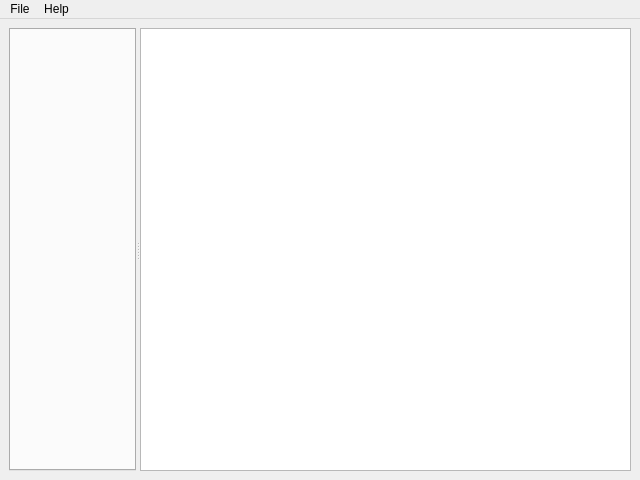
First picture: the form in apps/robot-map-gui/gui/CMainWindow.ui, repository MRPT/mrpt, before the edit.
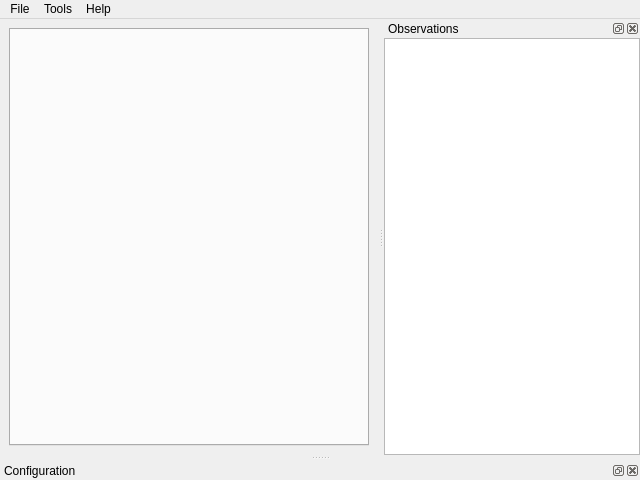
Second picture: the form after the edit. Custom widgets are drawn as their Qt base class.

Commit message: robot-map-gui: added dockWidget for configWidget and observationsWidget

The edit to the form file:
```diff
--- a/apps/robot-map-gui/gui/CMainWindow.ui
+++ b/apps/robot-map-gui/gui/CMainWindow.ui
@@ -14,15 +14,9 @@
    <string>Main Window</string>
   </property>
   <widget class="QWidget" name="centralwidget">
-   <layout class="QVBoxLayout" name="verticalLayout">
+   <layout class="QHBoxLayout" name="horizontalLayout_2">
     <item>
-     <widget class="QSplitter" name="splitter">
-      <property name="orientation">
-       <enum>Qt::Horizontal</enum>
-      </property>
-      <widget class="QTabWidget" name="m_tabWidget"/>
-      <widget class="QTreeView" name="m_treeView"/>
-     </widget>
+     <widget class="QTabWidget" name="m_tabWidget"/>
     </item>
    </layout>
   </widget>
@@ -45,11 +39,82 @@
     <property name="title">
      <string>Help</string>
     </property>
-    <addaction name="aboutAction"/>
+    <addaction name="m_aboutAction"/>
+   </widget>
+   <widget class="QMenu" name="menuTools">
+    <property name="title">
+     <string>Tools</string>
+    </property>
+    <addaction name="m_actionShowObs"/>
+    <addaction name="m_actionShowConfig"/>
    </widget>
    <addaction name="menuFile"/>
+   <addaction name="menuTools"/>
    <addaction name="menuHelp"/>
   </widget>
+  <widget class="QDockWidget" name="m_dockWidgetObs">
+   <property name="windowTitle">
+    <string>Observations</string>
+   </property>
+   <attribute name="dockWidgetArea">
+    <number>2</number>
+   </attribute>
+   <widget class="QWidget" name="dockWidgetContents">
+    <property name="enabled">
+     <bool>true</bool>
+    </property>
+    <layout class="QHBoxLayout" name="horizontalLayout">
+     <property name="spacing">
+      <number>0</number>
+     </property>
+     <property name="leftMargin">
+      <number>0</number>
+     </property>
+     <property name="topMargin">
+      <number>0</number>
+     </property>
+     <property name="rightMargin">
+      <number>0</number>
+     </property>
+     <property name="bottomMargin">
+      <number>0</number>
+     </property>
+     <item>
+      <widget class="QTreeView" name="m_treeView"/>
+     </item>
+    </layout>
+   </widget>
+  </widget>
+  <widget class="QDockWidget" name="m_dockWidgetConfig">
+   <property name="windowTitle">
+    <string>Configuration</string>
+   </property>
+   <attribute name="dockWidgetArea">
+    <number>8</number>
+   </attribute>
+   <widget class="QWidget" name="dockWidgetContents_2">
+    <layout class="QHBoxLayout" name="horizontalLayout_3">
+     <property name="spacing">
+      <number>0</number>
+     </property>
+     <property name="leftMargin">
+      <number>0</number>
+     </property>
+     <property name="topMargin">
+      <number>0</number>
+     </property>
+     <property name="rightMargin">
+      <number>0</number>
+     </property>
+     <property name="bottomMargin">
+      <number>0</number>
+     </property>
+     <item>
+      <widget class="CConfigWidget" name="m_configWidget" native="true"/>
+     </item>
+    </layout>
+   </widget>
+  </widget>
   <action name="openAction">
    <property name="text">
     <string>Open</string>
@@ -76,6 +141,14 @@
    </property>
   </action>
  </widget>
+ <customwidgets>
+  <customwidget>
+   <class>CConfigWidget</class>
+   <extends>QWidget</extends>
+   <header>gui/configWidget/CConfigWidget.h</header>
+   <container>1</container>
+  </customwidget>
+ </customwidgets>
  <resources/>
  <connections/>
 </ui>
```
Left out of the diff: 91 changed lines with no effect on the pictures. The commit also changes 5 other files.
